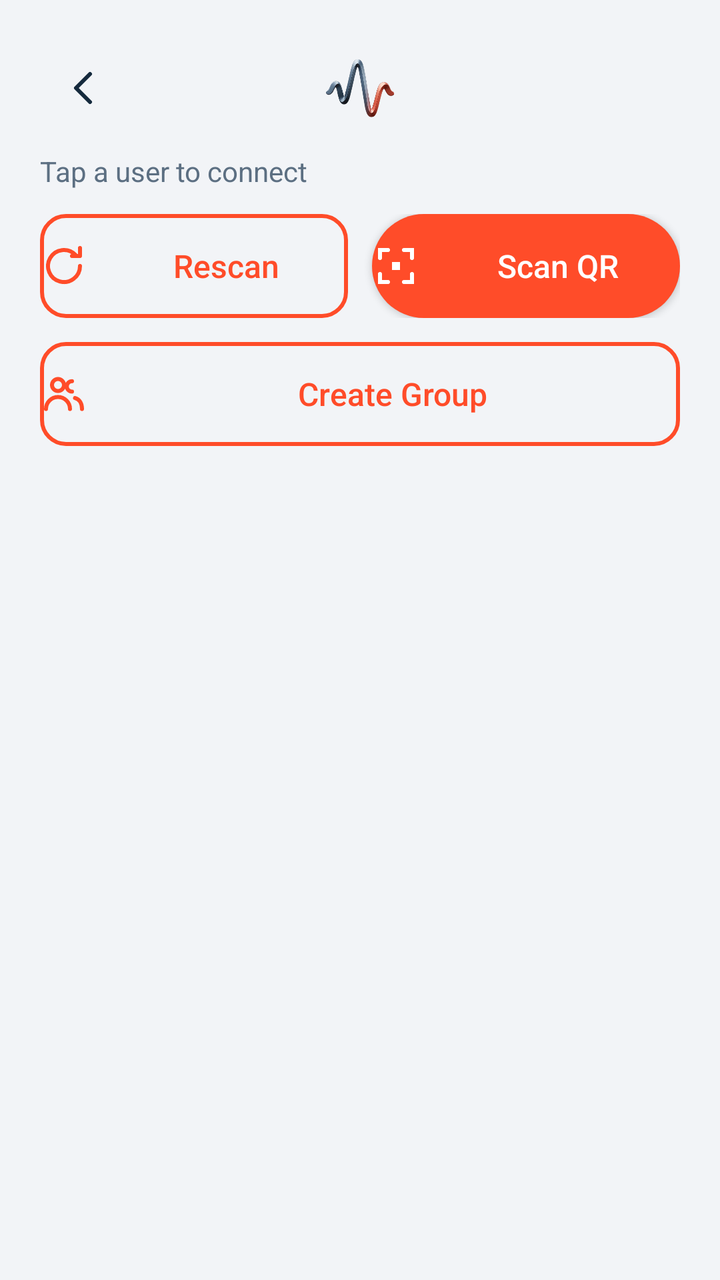
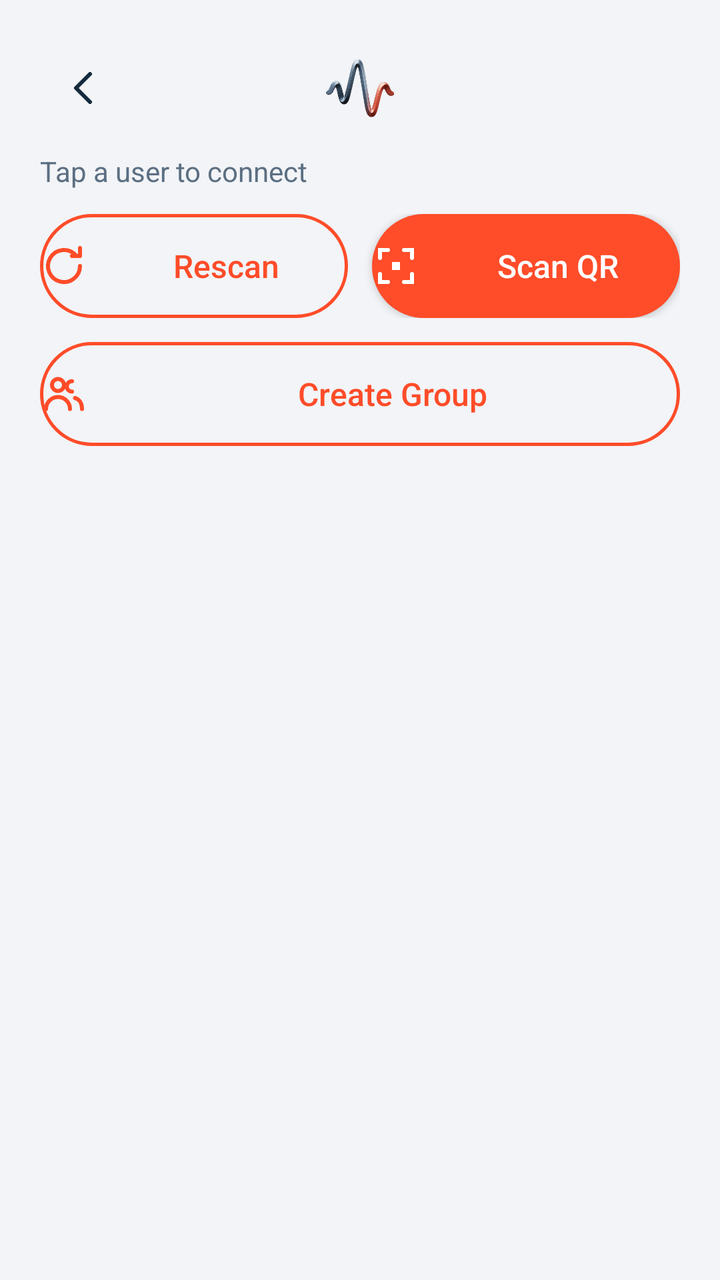

An Android layout rendered at two revisions. The XML below is the earlier revision; the diff shows what the commit changed to produce the second picture.
<!-- AndroidManifest.xml: application theme Theme.AirWave -->
<!-- res/layout/activity_nearby.xml -->
<?xml version="1.0" encoding="utf-8"?>
<LinearLayout xmlns:android="http://schemas.android.com/apk/res/android"
    android:layout_width="match_parent"
    android:layout_height="match_parent"
    android:orientation="vertical"
    android:padding="20dp">

    <FrameLayout
        android:layout_width="match_parent"
        android:layout_height="48dp">

        <ImageButton
            android:id="@+id/backButton"
            android:layout_width="44dp"
            android:layout_height="44dp"
            android:layout_gravity="start|center_vertical"
            android:background="?attr/selectableItemBackgroundBorderless"
            android:contentDescription="@string/cancel"
            android:src="@drawable/ic_back" />

        
        <ImageView
            android:layout_width="wrap_content"
            android:layout_height="30dp"
            android:layout_gravity="center"
            android:adjustViewBounds="true"
            android:contentDescription="@string/app_name"
            android:src="@drawable/topleftcorner" />
    </FrameLayout>

    <TextView
        android:layout_width="match_parent"
        android:layout_height="wrap_content"
        android:layout_marginTop="8dp"
        android:text="@string/tap_to_connect"
        android:textColor="?attr/colorOnSurfaceVariant"
        android:textSize="14sp" />

    <LinearLayout
        android:layout_width="match_parent"
        android:layout_height="wrap_content"
        android:layout_marginTop="12dp"
        android:orientation="horizontal">

        <Button
            android:id="@+id/rescanButton"
            android:layout_width="0dp"
            android:layout_height="52dp"
            android:layout_weight="1"
            android:background="@drawable/bg_outline"
            android:backgroundTint="@null"
            android:drawableStart="@drawable/ic_rescan"
            android:drawablePadding="8dp"
            android:drawableTint="?attr/colorPrimary"
            android:text="@string/rescan"
            android:textAllCaps="false"
            android:textColor="?attr/colorPrimary"
            android:textSize="16sp" />

        <Button
            android:id="@+id/scanQrButton"
            android:layout_width="0dp"
            android:layout_height="52dp"
            android:layout_marginStart="12dp"
            android:layout_weight="1"
            android:background="@drawable/bg_pill"
            android:backgroundTint="@null"
            android:drawableStart="@drawable/ic_scan"
            android:drawablePadding="8dp"
            android:drawableTint="@android:color/white"
            android:text="@string/scan_qr"
            android:textAllCaps="false"
            android:textColor="@android:color/white"
            android:textSize="16sp" />
    </LinearLayout>

    <Button
        android:id="@+id/createGroupButton"
        android:layout_width="match_parent"
        android:layout_height="52dp"
        android:layout_marginTop="12dp"
        android:background="@drawable/bg_outline"
        android:backgroundTint="@null"
        android:drawableStart="@drawable/ic_group"
        android:drawablePadding="8dp"
        android:drawableTint="?attr/colorPrimary"
        android:text="@string/create_group"
        android:textAllCaps="false"
        android:textColor="?attr/colorPrimary"
        android:textSize="16sp" />

    <FrameLayout
        android:layout_width="match_parent"
        android:layout_height="0dp"
        android:layout_marginTop="16dp"
        android:layout_weight="1">

        <ListView
            android:id="@+id/peersList"
            android:layout_width="match_parent"
            android:layout_height="match_parent"
            android:clipToPadding="false"
            android:divider="@null"
            android:dividerHeight="10dp"
            android:paddingBottom="12dp" />

        <LinearLayout
            android:id="@+id/emptyView"
            android:layout_width="match_parent"
            android:layout_height="match_parent"
            android:gravity="center"
            android:orientation="vertical"
            android:visibility="gone">

            <ImageView
                android:layout_width="72dp"
                android:layout_height="72dp"
                android:src="@drawable/ic_radar"
                android:tint="?attr/colorOnSurfaceVariant" />

            <TextView
                android:layout_width="wrap_content"
                android:layout_height="wrap_content"
                android:layout_marginTop="12dp"
                android:text="@string/no_peers_title"
                android:textColor="?attr/colorOnSurface"
                android:textSize="17sp"
                android:textStyle="bold" />

            <TextView
                android:layout_width="wrap_content"
                android:layout_height="wrap_content"
                android:layout_marginTop="4dp"
                android:gravity="center"
                android:paddingStart="32dp"
                android:paddingEnd="32dp"
                android:text="@string/no_peers_sub"
                android:textColor="?attr/colorOnSurfaceVariant"
                android:textSize="14sp" />

            <Button
                android:id="@+id/emptyScanQr"
                android:layout_width="wrap_content"
                android:layout_height="48dp"
                android:layout_marginTop="16dp"
                android:background="@drawable/bg_pill"
                android:backgroundTint="@null"
                android:drawableStart="@drawable/ic_scan"
                android:drawablePadding="8dp"
                android:drawableTint="@android:color/white"
                android:paddingStart="20dp"
                android:paddingEnd="20dp"
                android:text="@string/scan_qr_instead"
                android:textAllCaps="false"
                android:textColor="@android:color/white"
                android:textSize="15sp" />
        </LinearLayout>
    </FrameLayout>
</LinearLayout>
<!-- resources referenced by this layout -->
<resources>
  <!-- drawable bg_outline (drawable) -->
  <?xml version="1.0" encoding="utf-8"?>
  <shape xmlns:android="http://schemas.android.com/apk/res/android" android:shape="rectangle">
      <corners android:radius="12dp" />
      <stroke android:width="2dp" android:color="?attr/colorPrimary" />
      <solid android:color="@android:color/transparent" />
  </shape>
  <!-- drawable bg_pill (drawable) -->
  <?xml version="1.0" encoding="utf-8"?>
  <shape xmlns:android="http://schemas.android.com/apk/res/android" android:shape="rectangle">
      <corners android:radius="28dp" />
      <solid android:color="?attr/colorPrimary" />
  </shape>
  <!-- drawable ic_back (drawable) -->
  <vector xmlns:android="http://schemas.android.com/apk/res/android"
      android:width="24dp" android:height="24dp"
      android:viewportWidth="24" android:viewportHeight="24">
      <path
          android:strokeColor="?attr/colorOnSurface"
          android:strokeWidth="2"
          android:strokeLineCap="round"
          android:strokeLineJoin="round"
          android:pathData="M15,5 L8,12 L15,19" />
  </vector>
  <!-- drawable ic_group (drawable) -->
  <vector xmlns:android="http://schemas.android.com/apk/res/android"
      android:width="24dp" android:height="24dp"
      android:viewportWidth="24" android:viewportHeight="24">
      <path
          android:strokeColor="?attr/colorOnSurface"
          android:strokeWidth="2"
          android:strokeLineCap="round"
          android:pathData="M9,10.5a3,3 0 1,0 0,-6a3,3 0 1,0 0,6z M3,19.5c0,-3.3 2.7,-6 6,-6s6,2.7 6,6 M16,5.6a2.6,2.6 0 1,0 0,5.2 M17.5,14c2.2,0.6 3.5,2.6 3.5,5.5" />
  </vector>
  <!-- drawable ic_rescan (drawable) -->
  <vector xmlns:android="http://schemas.android.com/apk/res/android"
      android:width="24dp" android:height="24dp"
      android:viewportWidth="24" android:viewportHeight="24">
      <path
          android:strokeColor="?attr/colorOnSurface"
          android:strokeWidth="2"
          android:strokeLineCap="round"
          android:strokeLineJoin="round"
          android:pathData="M20,12a8,8 0 1,1 -2.3,-5.6 M20,3v4h-4" />
  </vector>
  <!-- drawable ic_scan (drawable) -->
  <vector xmlns:android="http://schemas.android.com/apk/res/android"
      android:width="24dp" android:height="24dp"
      android:viewportWidth="24" android:viewportHeight="24">
      <path
          android:strokeColor="?attr/colorOnSurface"
          android:strokeWidth="2"
          android:strokeLineCap="round"
          android:pathData="M4,8V4h4 M16,4h4v4 M20,16v4h-4 M8,20H4v-4" />
      <path
          android:fillColor="?attr/colorOnSurface"
          android:pathData="M10,10h4v4h-4z" />
  </vector>
  <string name="app_name">AirWave</string>
  <string name="cancel">Cancel</string>
  <string name="create_group">Create Group</string>
  <string name="no_peers_sub">Make sure the other phone has Bluetooth on and is discoverable</string>
  <string name="no_peers_title">No nearby users yet</string>
  <string name="rescan">Rescan</string>
  <string name="scan_qr">Scan QR</string>
  <string name="scan_qr_instead">Scan QR instead</string>
  <string name="tap_to_connect">Tap a user to connect</string>
  <color name="accent">#FF4C29</color>
  <color name="bg">#F2F4F7</color>
  <color name="card">#FFFFFF</color>
  <color name="text_primary">#152A3D</color>
  <color name="card2">#E8EDF3</color>
  <color name="text_secondary">#5C6F82</color>
  <style name="AirWaveWindowAnim">
          <item name="android:activityOpenEnterAnimation">@anim/slide_in_right</item>
          <item name="android:activityOpenExitAnimation">@anim/slide_out_left</item>
          <item name="android:activityCloseEnterAnimation">@anim/slide_in_left</item>
          <item name="android:activityCloseExitAnimation">@anim/slide_out_right</item>
      </style>
  <!-- unchanged entries left out for length: 3 -->
</resources>

<!-- the commit's change to res/layout/activity_nearby.xml (unified diff, before → after) -->
@@ -113,8 +113,8 @@
             android:visibility="gone">
 
             <ImageView
-                android:layout_width="72dp"
-                android:layout_height="72dp"
+                android:layout_width="64dp"
+                android:layout_height="64dp"
                 android:src="@drawable/ic_radar"
                 android:tint="?attr/colorOnSurfaceVariant" />
 
@@ -124,7 +124,7 @@
                 android:layout_marginTop="12dp"
                 android:text="@string/no_peers_title"
                 android:textColor="?attr/colorOnSurface"
-                android:textSize="17sp"
+                android:textSize="16sp"
                 android:textStyle="bold" />
 
             <TextView
@@ -136,12 +136,12 @@
                 android:paddingEnd="32dp"
                 android:text="@string/no_peers_sub"
                 android:textColor="?attr/colorOnSurfaceVariant"
-                android:textSize="14sp" />
+                android:textSize="13sp" />
 
             <Button
                 android:id="@+id/emptyScanQr"
                 android:layout_width="wrap_content"
-                android:layout_height="48dp"
+                android:layout_height="44dp"
                 android:layout_marginTop="16dp"
                 android:background="@drawable/bg_pill"
                 android:backgroundTint="@null"
<!-- resource entries referenced after the edit -->
@@ -3,14 +3,14 @@
   <!-- drawable bg_outline (drawable) -->
   <?xml version="1.0" encoding="utf-8"?>
   <shape xmlns:android="http://schemas.android.com/apk/res/android" android:shape="rectangle">
-      <corners android:radius="12dp" />
-      <stroke android:width="2dp" android:color="?attr/colorPrimary" />
+      <corners android:radius="999dp" />
+      <stroke android:width="1.5dp" android:color="?attr/colorPrimary" />
       <solid android:color="@android:color/transparent" />
   </shape>
   <!-- drawable bg_pill (drawable) -->
   <?xml version="1.0" encoding="utf-8"?>
   <shape xmlns:android="http://schemas.android.com/apk/res/android" android:shape="rectangle">
-      <corners android:radius="28dp" />
+      <corners android:radius="999dp" />
       <solid android:color="?attr/colorPrimary" />
   </shape>
   <!-- drawable ic_back (drawable) -->
